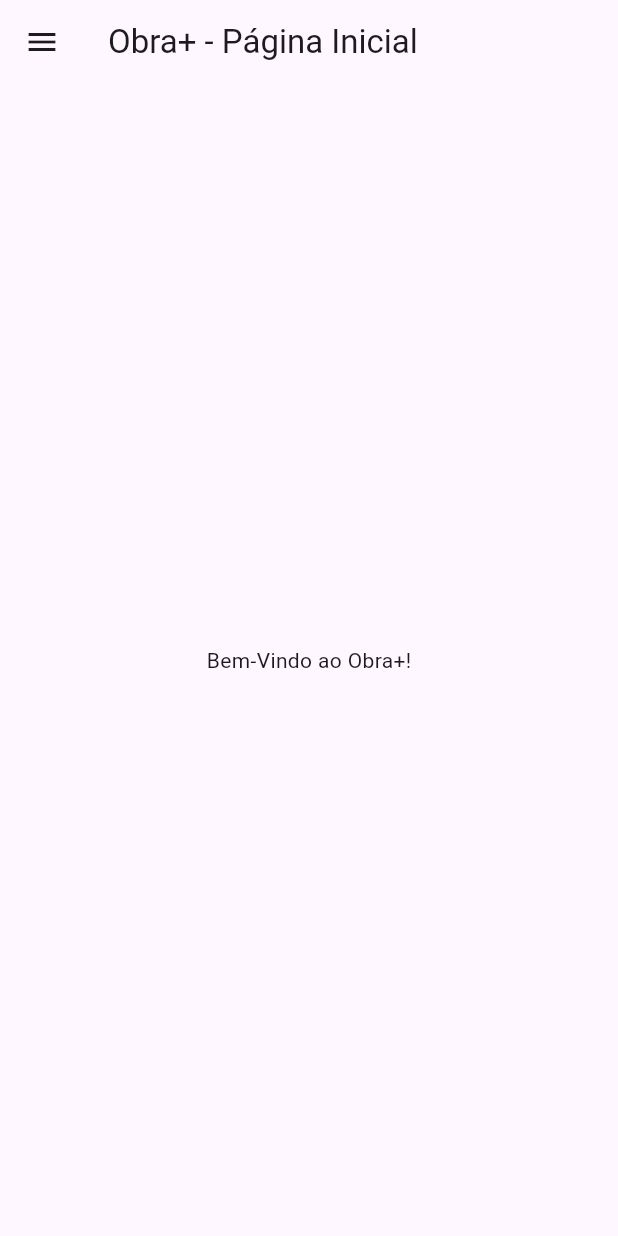
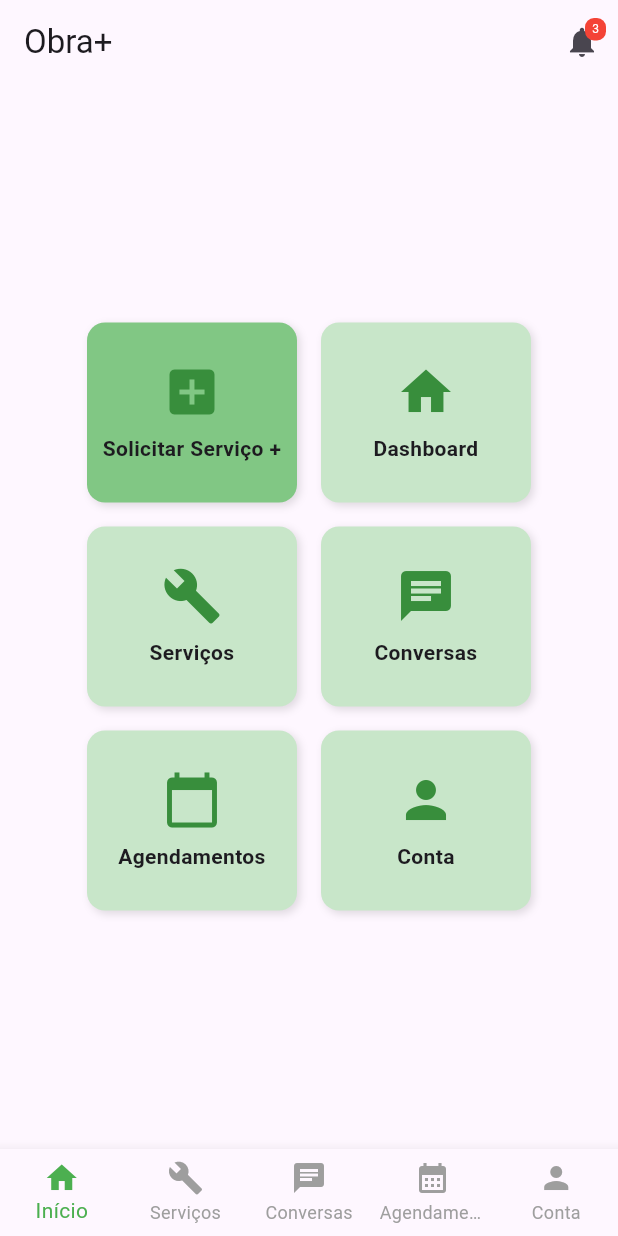
Before and after one commit to GustavoHenriqueSilvano/obramais, a Flutter app: the screen it shows after launch, on a phone screen of 412 x 824 dp. Run offline on Flutter 3.47's test engine with Material 3 defaults, Android fonts, the light colour scheme and no system bars.

Commit message:
Ajustes de tela, correção de layout e adicionado tela de perfil teste

```diff
--- a/lib/main.dart
+++ b/lib/main.dart
@@ -1,19 +1,30 @@
+// Importa o pacote de materiais do Flutter para widgets de UI.
 import 'package:flutter/material.dart';
+// Importa a tela inicial (HomePage) da pasta 'screens'.
 import 'views/home_page.dart';
 
+// Função principal que executa o aplicativo Flutter.
 void main() {
+  // Roda o widget MyApp, que é a raiz da nossa árvore de widgets.
   runApp(const ObraMaisApp());
 }
 
+// MyApp é um StatelessWidget, pois não precisa de estado interno mutável.
+// Ele define as configurações globais do aplicativo.
 class ObraMaisApp extends StatelessWidget {
   const ObraMaisApp({super.key});
 
   @override
   Widget build(BuildContext context) {
     return MaterialApp(
-      title: 'ObraMais',
-      theme: ThemeData(primarySwatch: Colors.blue),
-      home: const PaginaInicial(),
+      // Título do aplicativo, exibido no gerenciador de tarefas do dispositivo.
+      title: 'Obra+ App',
+      // Tema visual do aplicativo, aqui definimos a cor primária como verde.
+      theme: ThemeData(primarySwatch: Colors.green),
+      // Remove o banner de "Debug" no canto superior direito durante o desenvolvimento.
+      debugShowCheckedModeBanner: false,
+      // Define a tela inicial do aplicativo como HomePage.
+      home: const HomePage(),
     );
   }
 }
--- /dev/null
+++ b/lib/models/menu_block_data.dart
@@ -0,0 +1,15 @@
+import 'package:flutter/material.dart';
+
+class MenuBlockData {
+  final IconData icon;
+  final String title;
+  final VoidCallback onTap;
+  final Color? color;
+
+  const MenuBlockData({
+    required this.icon,
+    required this.title,
+    required this.onTap,
+    this.color,
+  });
+}
--- /dev/null
+++ b/lib/services/notification_service.dart
@@ -0,0 +1,19 @@
+import 'package:flutter/foundation.dart';
+
+class NotificationService {
+  int _unreadCount = 0;
+
+  int getUnreadCount() {
+    return _unreadCount;
+  }
+
+  void markAllAsRead() {
+    _unreadCount = 0;
+    debugPrint('Todas as notificações marcadas como lidas.');
+  }
+
+  void addNotification() {
+    _unreadCount++;
+    debugPrint('Nova notificação recebida. Total: $_unreadCount');
+  }
+}
--- a/lib/views/entidade_page.dart
+++ b/lib/views/entidade_page.dart
@@ -4,11 +4,10 @@
   const EntidadeCadastro({super.key});
 
   @override
-  _EntidadeCadastroState createState() => _EntidadeCadastroState();
+  EntidadeCadastroState createState() => EntidadeCadastroState();
 }
 
-class _EntidadeCadastroState extends State<EntidadeCadastro> {
-  // Simulando dados que viriam do banco
+class EntidadeCadastroState extends State<EntidadeCadastro> {
   List<String> allItems = [
     'Prestador A',
     'Prestador B',
@@ -23,7 +22,7 @@
   @override
   void initState() {
     super.initState();
-    filteredItems = allItems; // inicializa com todos
+    filteredItems = allItems;
   }
 
   void updateSearch(String query) {
@@ -41,7 +40,6 @@
       appBar: AppBar(title: const Text('Prestadores de Serviço')),
       body: Column(
         children: [
-          // Campo de pesquisa
           Padding(
             padding: const EdgeInsets.all(8.0),
             child: TextField(
@@ -53,8 +51,6 @@
               onChanged: updateSearch,
             ),
           ),
-
-          // Lista filtrada
           Expanded(
             child: ListView.builder(
               itemCount: filteredItems.length,
@@ -63,7 +59,6 @@
                 return ListTile(
                   title: Text(item),
                   onTap: () {
-                    // Aqui pode abrir detalhes ou editar o prestador
                     ScaffoldMessenger.of(context).showSnackBar(
                       SnackBar(content: Text('Selecionou: $item')),
                     );
--- /dev/null
+++ b/lib/views/home_content.dart
@@ -0,0 +1,97 @@
+import 'package:flutter/material.dart';
+import 'package:obramais/models/menu_block_data.dart';
+
+class HomeContent extends StatelessWidget {
+  final VoidCallback onServiceRequestTap;
+  final VoidCallback onDashboardTap;
+  final VoidCallback onServicesTap;
+  final VoidCallback onConversationsTap;
+  final VoidCallback onAppointmentsTap;
+  final VoidCallback onAccountTap;
+
+  const HomeContent({
+    super.key,
+    required this.onServiceRequestTap,
+    required this.onDashboardTap,
+    required this.onServicesTap,
+    required this.onConversationsTap,
+    required this.onAppointmentsTap,
+    required this.onAccountTap,
+  });
+
+  @override
+  Widget build(BuildContext context) {
+    final List<MenuBlockData> menuBlocks = [
+      MenuBlockData(
+        icon: Icons.add_box,
+        title: 'Solicitar Serviço +',
+        onTap: onServiceRequestTap,
+        color: Colors.green.shade300,
+      ),
+      MenuBlockData(
+        icon: Icons.home,
+        title: 'Dashboard',
+        onTap: onDashboardTap,
+      ),
+      MenuBlockData(icon: Icons.build, title: 'Serviços', onTap: onServicesTap),
+      MenuBlockData(
+        icon: Icons.chat,
+        title: 'Conversas',
+        onTap: onConversationsTap,
+      ),
+      MenuBlockData(
+        icon: Icons.calendar_today,
+        title: 'Agendamentos',
+        onTap: onAppointmentsTap,
+      ),
+      MenuBlockData(icon: Icons.person, title: 'Conta', onTap: onAccountTap),
+    ];
+
+    return Padding(
+      padding: const EdgeInsets.all(16.0),
+      child: Center(
+        child: Wrap(
+          spacing: 16,
+          runSpacing: 16,
+          alignment: WrapAlignment.center,
+          children: menuBlocks.map((block) {
+            return InkWell(
+              onTap: block.onTap,
+              borderRadius: BorderRadius.circular(12),
+              child: Container(
+                width: 140,
+                height: 120,
+                decoration: BoxDecoration(
+                  color: block.color ?? Colors.green.shade100,
+                  borderRadius: BorderRadius.circular(12),
+                  boxShadow: const [
+                    BoxShadow(
+                      color: Colors.black12,
+                      blurRadius: 4,
+                      offset: Offset(2, 2),
+                    ),
+                  ],
+                ),
+                child: Column(
+                  mainAxisAlignment: MainAxisAlignment.center,
+                  children: [
+                    Icon(block.icon, size: 40, color: Colors.green.shade700),
+                    const SizedBox(height: 8),
+                    Text(
+                      block.title,
+                      style: const TextStyle(
+                        fontSize: 14,
+                        fontWeight: FontWeight.bold,
+                      ),
+                      textAlign: TextAlign.center,
+                    ),
+                  ],
+                ),
+              ),
+            );
+          }).toList(),
+        ),
+      ),
+    );
+  }
+}
--- a/lib/views/home_page.dart
+++ b/lib/views/home_page.dart
@@ -1,41 +1,87 @@
 import 'package:flutter/material.dart';
-import 'entidade_page.dart';
+import 'package:obramais/views/home_content.dart';
+import 'package:obramais/widgets/notifications_badge.dart';
+import 'package:obramais/views/entidade_page.dart';
 
-class PaginaInicial extends StatelessWidget {
-  const PaginaInicial({super.key});
+class HomePage extends StatefulWidget {
+  const HomePage({super.key});
+
+  @override
+  HomePageState createState() => HomePageState();
+}
+
+class HomePageState extends State<HomePage> {
+  int _selectedIndex = 0;
+  int _notificationCount = 3;
+
+  final List<Widget> _pages = <Widget>[];
+
+  @override
+  void initState() {
+    super.initState();
+    _pages.add(
+      HomeContent(
+        onServiceRequestTap: () => debugPrint('Solicitar Serviço + clicado'),
+        onDashboardTap: () => debugPrint('Dashboard clicado'),
+        onServicesTap: () => debugPrint('Serviços clicado'),
+        onConversationsTap: () => debugPrint('Conversas clicado'),
+        onAppointmentsTap: () => debugPrint('Agendamentos clicado'),
+        onAccountTap: () => debugPrint('Conta clicado'),
+      ),
+    );
+    _pages.add(const Center(child: Text("Buscar")));
+    _pages.add(const Center(child: Text("Notificações")));
+    _pages.add(const Center(child: Text("Chat")));
+    _pages.add(const EntidadeCadastro());
+  }
+
+  void _onItemTapped(int index) {
+    setState(() {
+      _selectedIndex = index;
+    });
+  }
+
+  void _onNotificationPressed() {
+    setState(() {
+      _notificationCount = 0;
+      debugPrint('Notificações zeradas');
+    });
+  }
 
   @override
   Widget build(BuildContext context) {
     return Scaffold(
-      appBar: AppBar(title: const Text('Obra+ - Página Inicial')),
-      body: const Center(child: Text('Bem-Vindo ao Obra+!')),
-
-      drawer: Drawer(
-        width: MediaQuery.of(context).size.width * 0.7,
-        child: SizedBox(
-          child: ListView(
-            children: [
-              DrawerHeader(
-                decoration: BoxDecoration(color: Colors.green),
-                child: Text('Menu'),
+      appBar: AppBar(
+        title: const Text('Obra+'),
+        actions: <Widget>[
+          Stack(
+            children: <Widget>[
+              IconButton(
+                icon: const Icon(Icons.notifications),
+                onPressed: _onNotificationPressed,
               ),
-
-              ListTile(
-                leading: Icon(Icons.group),
-                title: Text('Prestadores de Serviço'),
-                onTap: () {
-                  Navigator.push(
-                    context,
-                    MaterialPageRoute(builder: (context) => EntidadeCadastro()),
-                  );
-                },
-              ),
-
-              ListTile(title: Text('Página teste 02'), onTap: null),
-              ListTile(title: Text('Página teste 03'), onTap: null),
+              NotificationBadge(count: _notificationCount),
             ],
           ),
-        ),
+        ],
+      ),
+      body: _pages[_selectedIndex],
+      bottomNavigationBar: BottomNavigationBar(
+        items: const <BottomNavigationBarItem>[
+          BottomNavigationBarItem(icon: Icon(Icons.home), label: 'Início'),
+          BottomNavigationBarItem(icon: Icon(Icons.build), label: 'Serviços'),
+          BottomNavigationBarItem(icon: Icon(Icons.chat), label: 'Conversas'),
+          BottomNavigationBarItem(
+            icon: Icon(Icons.calendar_month),
+            label: 'Agendamentos',
+          ),
+          BottomNavigationBarItem(icon: Icon(Icons.person), label: 'Conta'),
+        ],
+        currentIndex: _selectedIndex,
+        selectedItemColor: Colors.green,
+        unselectedItemColor: Colors.grey,
+        onTap: _onItemTapped,
+        type: BottomNavigationBarType.fixed,
       ),
     );
   }
--- /dev/null
+++ b/lib/widgets/notifications_badge.dart
@@ -0,0 +1,31 @@
+import 'package:flutter/material.dart';
+
+class NotificationBadge extends StatelessWidget {
+  final int count;
+
+  const NotificationBadge({super.key, required this.count});
+
+  @override
+  Widget build(BuildContext context) {
+    if (count <= 0) {
+      return const SizedBox.shrink();
+    }
+    return Positioned(
+      right: 8,
+      top: 8,
+      child: Container(
+        padding: const EdgeInsets.all(2),
+        decoration: BoxDecoration(
+          color: Colors.red,
+          borderRadius: BorderRadius.circular(6),
+        ),
+        constraints: const BoxConstraints(minWidth: 14, minHeight: 14),
+        child: Text(
+          '$count',
+          style: const TextStyle(color: Colors.white, fontSize: 8),
+          textAlign: TextAlign.center,
+        ),
+      ),
+    );
+  }
+}
```
